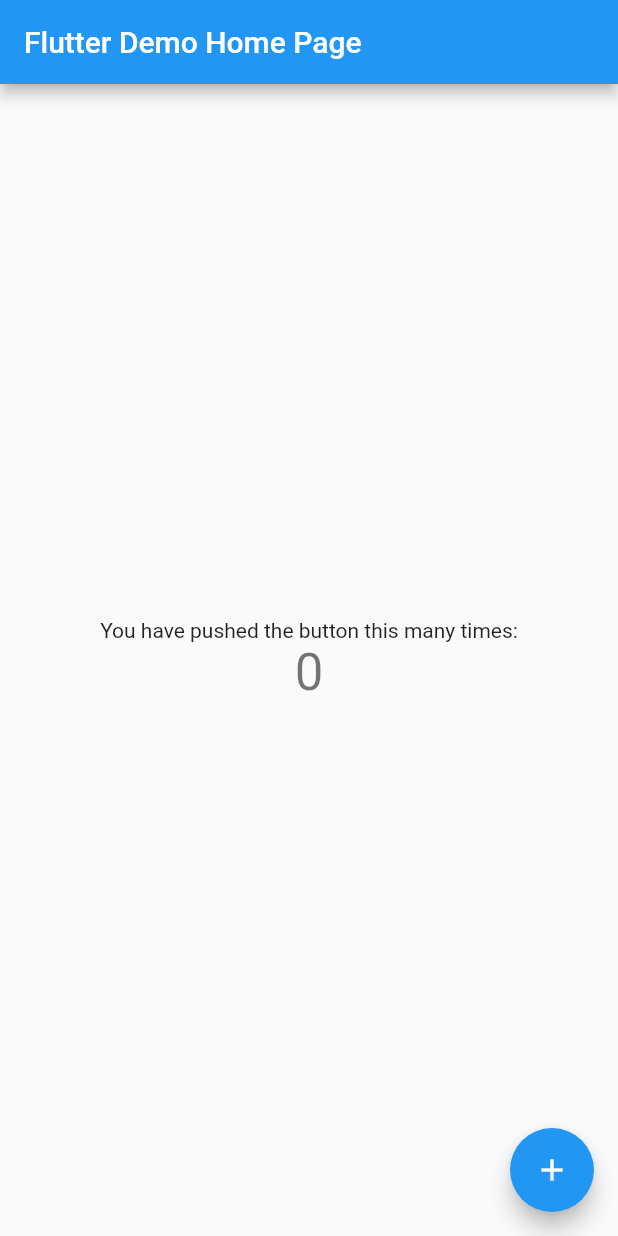
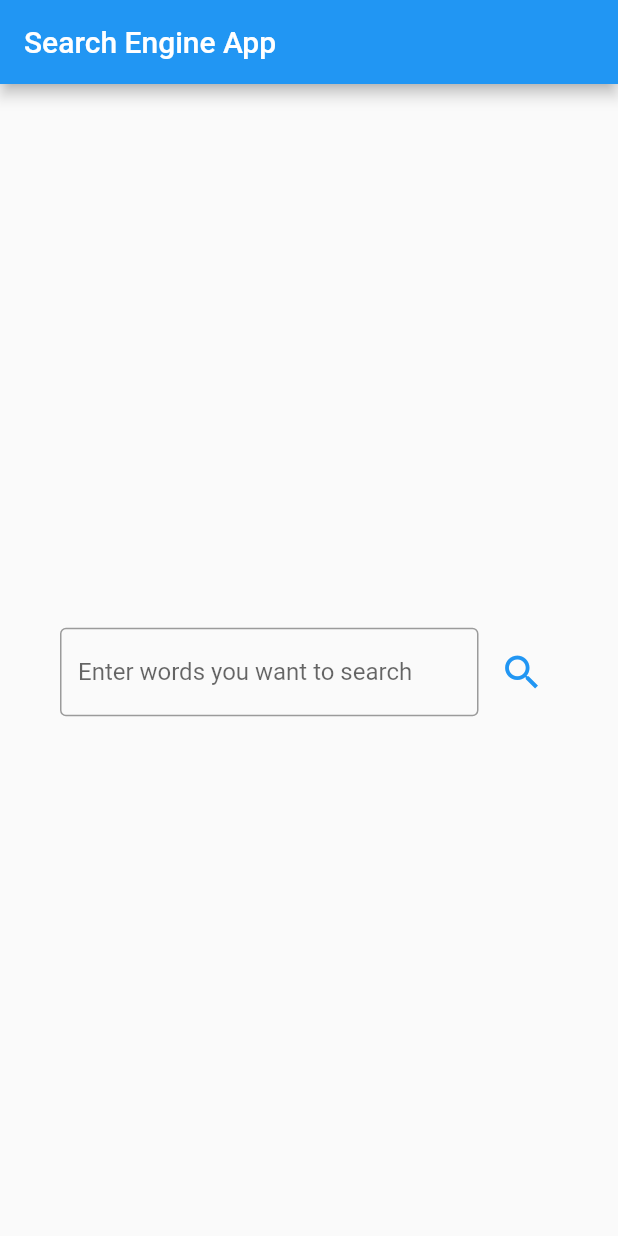
Before and after one commit to SNishida216/search_engine, a Flutter app: the screen it shows after launch, on a phone screen of 412 x 824 dp. Run offline on Flutter 3.47's test engine with Material 2 defaults, Android fonts, the phone set to English and light mode, and no system bars.

Commit message:
add SearchPage and ItemPage mock.

```diff
--- a/lib/main.dart
+++ b/lib/main.dart
@@ -1,113 +1,127 @@
 import 'package:flutter/material.dart';
 
-void main() {
-  runApp(MyApp());
-}
+void main() => runApp(MyApp()); /*1*/
 
-class MyApp extends StatelessWidget {
-  // This widget is the root of your application.
+class MyApp extends StatelessWidget {/*2*/
   @override
-  Widget build(BuildContext context) {
-    return MaterialApp(
-      title: 'Flutter Demo',
-      theme: ThemeData(
-        // This is the theme of your application.
-        //
-        // Try running your application with "flutter run". You'll see the
-        // application has a blue toolbar. Then, without quitting the app, try
-        // changing the primarySwatch below to Colors.green and then invoke
-        // "hot reload" (press "r" in the console where you ran "flutter run",
-        // or simply save your changes to "hot reload" in a Flutter IDE).
-        // Notice that the counter didn't reset back to zero; the application
-        // is not restarted.
-        primarySwatch: Colors.blue,
-      ),
-      home: MyHomePage(title: 'Flutter Demo Home Page'),
+  Widget build(BuildContext context) { /*3*/
+    return MaterialApp(  /*4*/
+      title: 'Welcome to Flutter',
+      home: SearchPage(),
+      routes: <String, WidgetBuilder> {
+        '/home': (BuildContext context) => new SearchPage(),
+        '/item': (BuildContext context) => new ItemPage()
+      }
     );
   }
 }
 
-class MyHomePage extends StatefulWidget {
-  MyHomePage({Key key, this.title}) : super(key: key);
-
-  // This widget is the home page of your application. It is stateful, meaning
-  // that it has a State object (defined below) that contains fields that affect
-  // how it looks.
-
-  // This class is the configuration for the state. It holds the values (in this
-  // case the title) provided by the parent (in this case the App widget) and
-  // used by the build method of the State. Fields in a Widget subclass are
-  // always marked "final".
-
-  final String title;
-
+class SearchPage extends StatelessWidget {
   @override
-  _MyHomePageState createState() => _MyHomePageState();
+  Widget build(BuildContext context) {
+    return new Scaffold(
+      appBar: AppBar(
+        title: Text('Search Engine App')
+      ),
+      body: Center(
+        child: SearchForm(),
+      )
+    );
+  }
 }
 
-class _MyHomePageState extends State<MyHomePage> {
-  int _counter = 0;
+class SearchForm extends StatefulWidget {
+  @override
+  _SearchFormState createState() => _SearchFormState();
+}
 
-  void _incrementCounter() {
+class _SearchFormState extends State<SearchForm> {
+  String _text = "";
+
+  void _handleText(String e) {
     setState(() {
-      // This call to setState tells the Flutter framework that something has
-      // changed in this State, which causes it to rerun the build method below
-      // so that the display can reflect the updated values. If we changed
-      // _counter without calling setState(), then the build method would not be
-      // called again, and so nothing would appear to happen.
-      _counter++;
+      _text = e;
     });
   }
 
-  @override
   Widget build(BuildContext context) {
-    // This method is rerun every time setState is called, for instance as done
-    // by the _incrementCounter method above.
-    //
-    // The Flutter framework has been optimized to make rerunning build methods
-    // fast, so that you can just rebuild anything that needs updating rather
-    // than having to individually change instances of widgets.
-    return Scaffold(
-      appBar: AppBar(
-        // Here we take the value from the MyHomePage object that was created by
-        // the App.build method, and use it to set our appbar title.
-        title: Text(widget.title),
+    return Container(
+      padding: const EdgeInsets.symmetric(
+        vertical: 0.0,
+        horizontal: 40.0
       ),
-      body: Center(
-        // Center is a layout widget. It takes a single child and positions it
-        // in the middle of the parent.
-        child: Column(
-          // Column is also a layout widget. It takes a list of children and
-          // arranges them vertically. By default, it sizes itself to fit its
-          // children horizontally, and tries to be as tall as its parent.
-          //
-          // Invoke "debug painting" (press "p" in the console, choose the
-          // "Toggle Debug Paint" action from the Flutter Inspector in Android
-          // Studio, or the "Toggle Debug Paint" command in Visual Studio Code)
-          // to see the wireframe for each widget.
-          //
-          // Column has various properties to control how it sizes itself and
-          // how it positions its children. Here we use mainAxisAlignment to
-          // center the children vertically; the main axis here is the vertical
-          // axis because Columns are vertical (the cross axis would be
-          // horizontal).
-          mainAxisAlignment: MainAxisAlignment.center,
-          children: <Widget>[
-            Text(
-              'You have pushed the button this many times:',
-            ),
-            Text(
-              '$_counter',
-              style: Theme.of(context).textTheme.headline4,
-            ),
-          ],
-        ),
-      ),
-      floatingActionButton: FloatingActionButton(
-        onPressed: _incrementCounter,
-        tooltip: 'Increment',
-        child: Icon(Icons.add),
-      ), // This trailing comma makes auto-formatting nicer for build methods.
+      child: Column(
+        mainAxisSize: MainAxisSize.min,
+        children: <Widget>[
+          Text(
+            "$_text"
+          ),
+          Row(
+            children: <Widget>[
+              Expanded(
+                child: Container(
+                  padding: EdgeInsets.only(
+                    right: 5
+                  ),
+                  child: TextField(
+                    enabled: true,
+                    style: TextStyle(color: Colors.black),
+                    obscureText: false,
+                    maxLines: 1,
+                    onChanged: _handleText,
+                    decoration: InputDecoration(
+                      border: OutlineInputBorder(
+                        borderSide: BorderSide(color: Colors.blue, width: 0.5)
+                      ),
+                      hintText: 'Enter words you want to search'
+                    )
+                  )
+                )
+              ),
+              IconButton(
+                onPressed: () => Navigator.push(
+                  context,
+                  MaterialPageRoute(builder: (context) => ItemPage(query: _text))
+                ),
+                icon: Icon(
+                  Icons.search,
+                  color: Colors.blue,
+                  size: 30.0
+                )
+              )
+            ]
+          )
+        ]
+      )
     );
   }
 }
+
+class ItemPage extends StatelessWidget {
+  final String query;
+
+  ItemPage({Key key, @required this.query}) : super(key: key);
+
+  @override
+  Widget build(BuildContext context) {
+    return new Scaffold(
+      appBar: new AppBar(
+        title: new Text('Item'),
+      ),
+      body: new Container(
+        padding: new EdgeInsets.all(32.0),
+        child: new Center(
+          child: new Column(
+            children: <Widget>[
+              Text('Search word : $query'),
+              ElevatedButton(
+                onPressed: () => Navigator.of(context).pop(),
+                child: new Text('Back'),
+              )
+            ],
+          ),
+        ),
+      ),
+    );
+  }
+}
```
